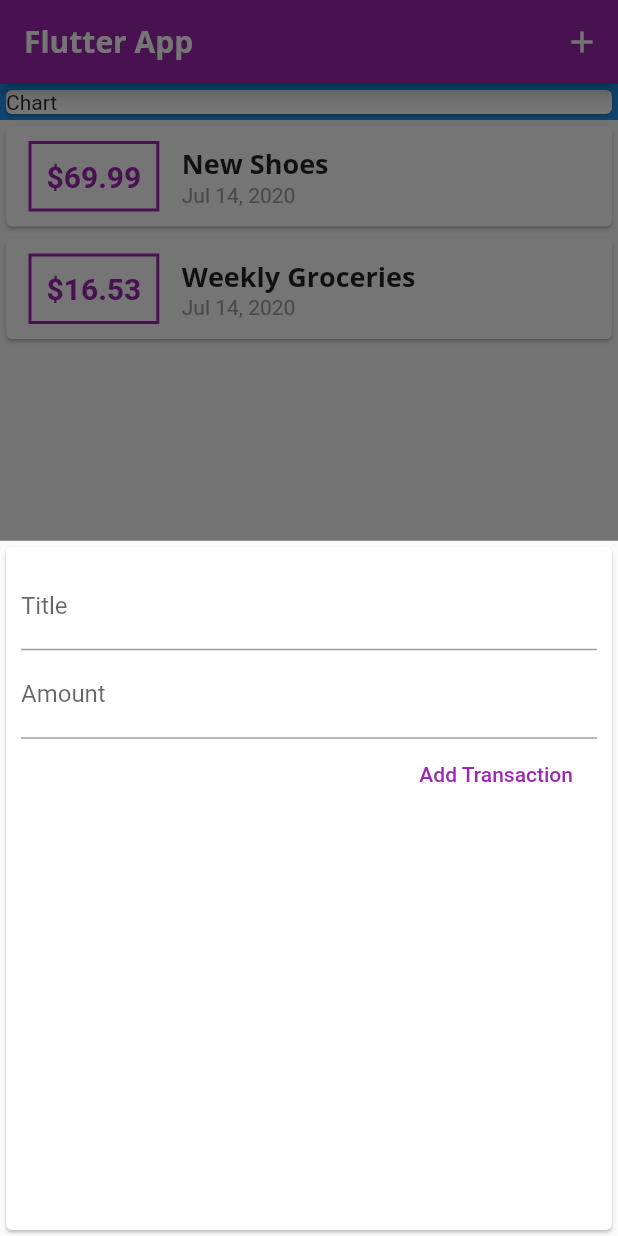
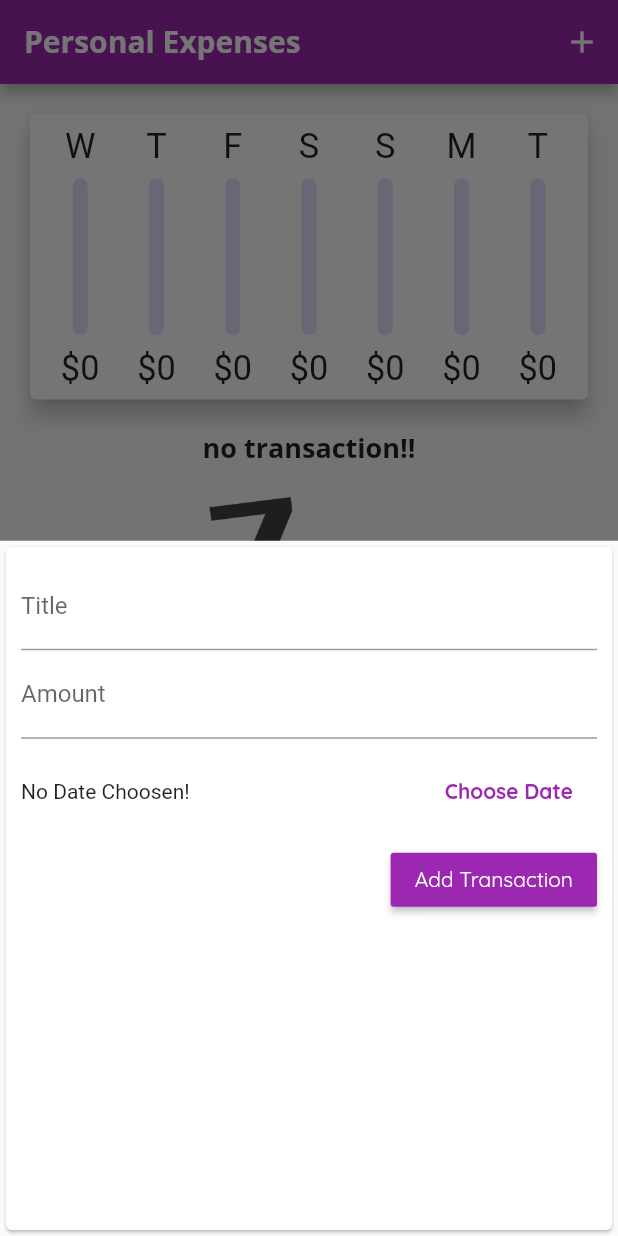
Before and after one commit to herlianzhang/personal-expenses, a Flutter app: the screen it shows after launch, after a tap on the "add" icon, on a phone screen of 412 x 824 dp. Run offline on Flutter 3.47's test engine with Material 2 defaults, Android fonts, the phone set to English and light mode, and no system bars.

Commit message:
third commit

```diff
--- a/lib/main.dart
+++ b/lib/main.dart
@@ -1,9 +1,15 @@
 import 'package:flutter/material.dart';
 import 'package:personal_expenses/models/Transaction.dart';
+import 'package:personal_expenses/widgets/chart.dart';
 import 'package:personal_expenses/widgets/new_transaction.dart';
 import 'package:personal_expenses/widgets/transaction_list.dart';
 
 void main() {
+//  WidgetsFlutterBinding.ensureInitialized();
+//  SystemChrome.setPreferredOrientations([
+//    DeviceOrientation.portraitUp,
+//    DeviceOrientation.portraitDown,
+//  ]);
   runApp(MyApp());
 }
 
@@ -11,10 +17,11 @@ class MyApp extends StatelessWidget {
   @override
   Widget build(BuildContext context) {
     return MaterialApp(
-      title: 'Flutter Demo',
+      title: 'Personal Expenses',
       theme: ThemeData(
         primarySwatch: Colors.purple,
         accentColor: Colors.amber,
+        errorColor: Colors.red,
         fontFamily: 'Quicksand',
         textTheme: ThemeData.light().textTheme.copyWith(
               headline6: TextStyle(
@@ -22,14 +29,14 @@ class MyApp extends StatelessWidget {
                 fontWeight: FontWeight.bold,
                 fontSize: 18,
               ),
+              button: TextStyle(color: Colors.white),
             ),
         appBarTheme: AppBarTheme(
           textTheme: ThemeData.light().textTheme.copyWith(
                 headline6: TextStyle(
                     fontFamily: 'OpenSans',
                     fontSize: 20,
-                  fontWeight: FontWeight.bold
-                ),
+                    fontWeight: FontWeight.bold),
               ),
         ),
       ),
@@ -45,30 +52,44 @@ class MyHomePage extends StatefulWidget {
 
 class _MyHomePageState extends State<MyHomePage> {
   final List<Transaction> _userTransaction = [
-    Transaction(
-      id: 't1',
-      title: 'New Shoes',
-      amount: 69.99,
-      date: DateTime.now(),
-    ),
-    Transaction(
-      id: 't2',
-      title: 'Weekly Groceries',
-      amount: 16.53,
-      date: DateTime.now(),
-    ),
+//    Transaction(
+//      id: 't1',
+//      title: 'New Shoes',
+//      amount: 69.99,
+//      date: DateTime.now(),
+//    ),
+//    Transaction(
+//      id: 't2',
+//      title: 'Weekly Groceries',
+//      amount: 16.53,
+//      date: DateTime.now(),
+//    ),
   ];
 
-  void _addNewTransaction(String txTitle, double txAmount) {
+  List<Transaction> get recentTransactions {
+    return _userTransaction.where((tx) {
+      return tx.date.isAfter(DateTime.now().subtract(Duration(days: 7)));
+    }).toList();
+  }
+
+  bool _showChart = false;
+
+  void _addNewTransaction(String txTitle, double txAmount, DateTime date) {
     final newTx = Transaction(
       id: DateTime.now().toString(),
       title: txTitle,
       amount: txAmount,
-      date: DateTime.now(),
+      date: date,
     );
 
     setState(() {
       _userTransaction.add(newTx);
+    });
+  }
+
+  void _deleteTx(String id) {
+    setState(() {
+      _userTransaction.removeWhere((element) => element.id == id);
     });
   }
 
@@ -81,27 +102,58 @@ class _MyHomePageState extends State<MyHomePage> {
 
   @override
   Widget build(BuildContext context) {
-    return Scaffold(
-      appBar: AppBar(
-        title: Text('Flutter App'),
+    final appBar = AppBar(
+      title: Text('Personal Expenses'),
       actions: <Widget>[
         IconButton(
           icon: Icon(Icons.add),
           onPressed: () => _startAddNewTransaction(context),
         ),
       ],
-      ),
+    );
+    final screenHeight = MediaQuery.of(context).size.height -
+        appBar.preferredSize.height -
+        MediaQuery.of(context).padding.top;
+    final txListWidget = Container(
+      height: screenHeight * 0.7,
+      child: TransactionList(_userTransaction, _deleteTx),
+    );
+    final isLandScape =
+        MediaQuery.of(context).orientation == Orientation.landscape;
+
+    return Scaffold(
+      appBar: appBar,
       body: SingleChildScrollView(
         child: Column(
           crossAxisAlignment: CrossAxisAlignment.stretch,
           children: <Widget>[
+            if (!isLandScape)
               Container(
-              color: Colors.blue,
-              child: Card(
-                child: Text('Chart'),
+                height: screenHeight * 0.3,
+                child: Chart(recentTransactions),
               ),
+            if (!isLandScape) txListWidget,
+            if (isLandScape)
+              Row(
+                mainAxisAlignment: MainAxisAlignment.center,
+                children: <Widget>[
+                  Text('Show Chart?'),
+                  Switch(
+                    value: _showChart,
+                    onChanged: (value) {
+                      setState(() {
+                        _showChart = value;
+                      });
+                    },
                   ),
-            TransactionList(_userTransaction),
+                ],
+              ),
+            _showChart
+                ? Container(
+                    height: screenHeight * 0.7,
+                    child: Chart(recentTransactions),
+                  )
+                : txListWidget,
           ],
         ),
       ),
--- /dev/null
+++ b/lib/widgets/chart.dart
@@ -0,0 +1,60 @@
+import 'package:flutter/material.dart';
+import 'package:intl/intl.dart';
+import 'package:personal_expenses/models/Transaction.dart';
+import 'package:personal_expenses/widgets/chart_bar.dart';
+
+class Chart extends StatelessWidget {
+  final List<Transaction> recentTransactions;
+
+  Chart(this.recentTransactions);
+
+  List<Map<String, Object>> get groupedTransactionValues {
+    return List.generate(7, (index) {
+      final weekDay = DateTime.now().subtract(Duration(days: index));
+
+      double totalAmount = 0;
+      for (var i = 0; i < recentTransactions.length; i++) {
+        if (recentTransactions[i].date.day == weekDay.day) {
+          totalAmount += recentTransactions[i].amount;
+        }
+      }
+
+      return {
+        'day': DateFormat.E().format(weekDay).substring(0, 1),
+        'amount': totalAmount,
+      };
+    }).reversed.toList();
+  }
+
+  double get totalSpending {
+    return recentTransactions.fold(0.0, (previousValue, element) {
+      return previousValue + element.amount;
+    });
+  }
+
+  @override
+  Widget build(BuildContext context) {
+    return Card(
+      elevation: 6,
+      margin: EdgeInsets.all(20),
+      child: Padding(
+        padding: const EdgeInsets.all(8.0),
+        child: Row(
+          mainAxisAlignment: MainAxisAlignment.spaceAround,
+          children: groupedTransactionValues.map((tx) {
+            return Flexible(
+              fit: FlexFit.tight,
+              child: ChartBar(
+                tx['day'],
+                tx['amount'],
+                totalSpending == 0.0
+                    ? 0.0
+                    : ((tx['amount'] as double) / totalSpending),
+              ),
+            );
+          }).toList(),
+        ),
+      ),
+    );
+  }
+}
--- /dev/null
+++ b/lib/widgets/chart_bar.dart
@@ -0,0 +1,54 @@
+import 'package:flutter/material.dart';
+
+class ChartBar extends StatelessWidget {
+  final String label;
+  final double spending;
+  final double totalPercent;
+
+  ChartBar(this.label, this.spending, this.totalPercent);
+
+  @override
+  Widget build(BuildContext context) {
+    return LayoutBuilder(
+      builder: (context, constraints) {
+        return Column(
+          children: <Widget>[
+            Container(
+              height: constraints.maxHeight * 0.15,
+              child: FittedBox(child: Text(label)),
+            ),
+            SizedBox(height: constraints.maxHeight * 0.05),
+            Container(
+              height: constraints.maxHeight * 0.6,
+              width: 10,
+              child: Stack(
+                children: <Widget>[
+                  Container(
+                    decoration: BoxDecoration(
+                        color: Color.fromRGBO(225, 225, 255, 1),
+                        borderRadius: BorderRadius.all(Radius.circular(10))),
+                  ),
+                  FractionallySizedBox(
+                    heightFactor: totalPercent,
+                    child: Container(
+                      decoration: BoxDecoration(
+                          color: Theme.of(context).primaryColor,
+                          borderRadius: BorderRadius.all(Radius.circular(10))),
+                    ),
+                  )
+                ],
+              ),
+            ),
+            SizedBox(height: constraints.maxHeight * 0.05),
+            Container(
+              height: constraints.maxHeight * 0.15,
+              child: FittedBox(
+                child: Text('\$${spending.toStringAsFixed(0)}'),
+              ),
+            ),
+          ],
+        );
+      },
+    );
+  }
+}
--- a/lib/widgets/new_transaction.dart
+++ b/lib/widgets/new_transaction.dart
@@ -1,7 +1,7 @@
 import 'package:flutter/material.dart';
+import 'package:intl/intl.dart';
 
 class NewTransaction extends StatefulWidget {
-
   final Function _addTx;
 
   NewTransaction(this._addTx);
@@ -12,18 +12,36 @@ class NewTransaction extends StatefulWidget {
 
 class _NewTransactionState extends State<NewTransaction> {
   final _titleController = TextEditingController();
-
   final _amountController = TextEditingController();
 
+  DateTime _selectedDate;
+
   void addTx() {
+    if (_amountController.text.isEmpty) return;
+
     final submitedTitle = _titleController.text;
     final submitedAmount = double.parse(_amountController.text);
 
-    if (submitedTitle.isEmpty || submitedAmount <= 0) return;
+    if (submitedTitle.isEmpty || submitedAmount <= 0 || _selectedDate == null) return;
 
-    widget._addTx(submitedTitle, submitedAmount);
+    widget._addTx(submitedTitle, submitedAmount, _selectedDate);
 
     Navigator.of(context).pop();
+  }
+
+  void _showDatePicker() {
+    showDatePicker(
+            context: context,
+            initialDate: DateTime.now(),
+            firstDate: DateTime(2019),
+            lastDate: DateTime.now())
+        .then((value) {
+      if (value == null) return;
+
+      setState(() {
+        _selectedDate = value;
+      });
+    });
   }
 
   @override
@@ -37,17 +55,38 @@ class _NewTransactionState extends State<NewTransaction> {
             TextField(
               decoration: InputDecoration(labelText: 'Title'),
               controller: _titleController,
-              onSubmitted: (_) => addTx,
+              onSubmitted: (_) => addTx(),
             ),
             TextField(
               decoration: InputDecoration(labelText: 'Amount'),
               controller: _amountController,
               keyboardType: TextInputType.number,
-              onSubmitted: (_) => addTx,
+              onSubmitted: (_) => addTx(),
             ),
-            FlatButton(
+            Container(
+              height: 70,
+              child: Row(
+                children: <Widget>[
+                  Expanded(
+                    child: Text(_selectedDate == null
+                        ? 'No Date Choosen!'
+                        : 'Picked Date: ${DateFormat.yMd().format(_selectedDate)}'),
+                  ),
+                  FlatButton(
+                    child: Text(
+                      'Choose Date',
+                      style: TextStyle(fontWeight: FontWeight.bold),
+                    ),
+                    textColor: Theme.of(context).primaryColor,
+                    onPressed: _showDatePicker,
+                  )
+                ],
+              ),
+            ),
+            RaisedButton(
               child: Text('Add Transaction'),
-              textColor: Colors.purple,
+              textColor: Theme.of(context).textTheme.button.color,
+              color: Theme.of(context).primaryColor,
               onPressed: addTx,
             )
           ],
--- a/lib/widgets/transaction_list.dart
+++ b/lib/widgets/transaction_list.dart
@@ -5,57 +5,66 @@ import 'package:personal_expenses/models/Transaction.dart';
 class TransactionList extends StatelessWidget {
   final List<Transaction> _transaction;
 
-  TransactionList(this._transaction);
+  final Function(String) _deleteTx;
+
+  TransactionList(this._transaction, this._deleteTx);
 
   @override
   Widget build(BuildContext context) {
-    return Container(
-      height: 300,
-      child: ListView.builder(
+    return _transaction.isEmpty
+        ? LayoutBuilder(
+            builder: (context, constraints) {
+              return Column(
+                children: <Widget>[
+                  Text(
+                    'no transaction!!',
+                    style: Theme.of(context).textTheme.headline6,
+                  ),
+                  SizedBox(height: 20),
+                  Container(
+                    height: constraints.maxHeight * 0.6,
+                    child: Image.asset(
+                      'assets/images/waiting.png',
+                      fit: BoxFit.cover,
+                    ),
+                  ),
+                ],
+              );
+            },
+          )
+        : ListView.builder(
             itemBuilder: (context, index) {
               return Card(
-            child: Row(
-              children: <Widget>[
-                Container(
-                  margin: EdgeInsets.symmetric(
-                    vertical: 10,
-                    horizontal: 15,
-                  ),
-                  decoration: BoxDecoration(
-                    border: Border.all(
-                      width: 2,
-                      color: Theme.of(context).primaryColor,
-                    ),
-                  ),
-                  padding: EdgeInsets.all(10),
-                  child: Text(
-                    '\$${_transaction[index].amount.toStringAsFixed(2)}',
-                    style: TextStyle(
-                      color: Theme.of(context).primaryColor,
-                      fontWeight: FontWeight.bold,
-                      fontSize: 20,
+                elevation: 8,
+                margin: EdgeInsets.symmetric(vertical: 8, horizontal: 5),
+                child: ListTile(
+                  leading: CircleAvatar(
+                    radius: 30,
+                    child: Padding(
+                      padding: const EdgeInsets.all(8.0),
+                      child: FittedBox(
+                        child: Text('\$${_transaction[index].amount}'),
                       ),
                     ),
                   ),
-                Column(
-                  crossAxisAlignment: CrossAxisAlignment.start,
-                  children: <Widget>[
-                    Text(
+                  title: Text(
                     _transaction[index].title,
                     style: Theme.of(context).textTheme.headline6,
                   ),
-                    Text(
+                  subtitle: Text(
                     DateFormat.yMMMd().format(_transaction[index].date),
-                      style: TextStyle(color: Colors.grey),
                   ),
-                  ],
+                  trailing: IconButton(
+                    icon: Icon(
+                      Icons.delete,
+                      color: Theme.of(context).errorColor,
                     ),
-              ],
+                    onPressed: () => _deleteTx(_transaction[index].id),
+                  ),
                 ),
               );
             },
             itemCount: _transaction.length,
-      ),
           );
   }
 }
--- a/pubspec.yaml
+++ b/pubspec.yaml
@@ -47,8 +47,8 @@ flutter:
   uses-material-design: true
 
   # To add assets to your application, add an assets section, like this:
-  # assets:
-  #   - images/a_dot_burr.jpeg
+  assets:
+   - assets/images/waiting.png
   #   - images/a_dot_ham.jpeg
 
   # An image asset can refer to one or more resolution-specific "variants", see
```
Also changed, not shown: assets/images/waiting.png (added). Lines whose indentation alone changed are shown as unchanged.
